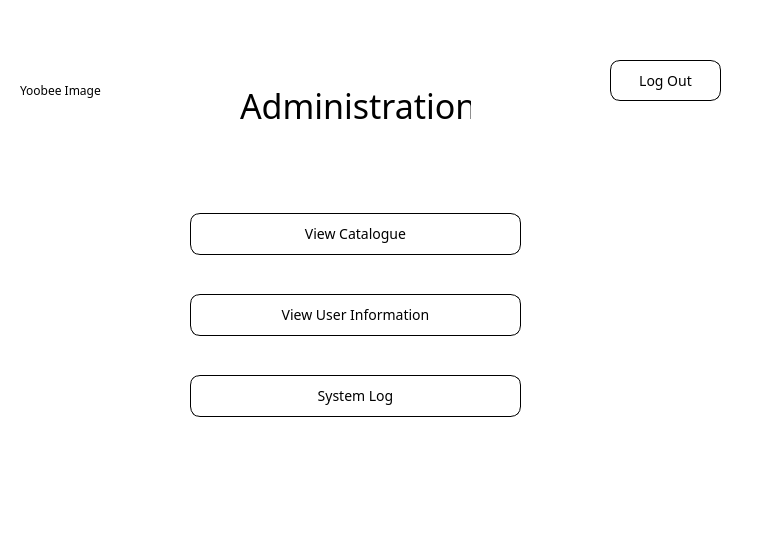
Old version of the form NewWindowChur/adminhome.ui in the repository jandrealyn/LibraryQtSystem.
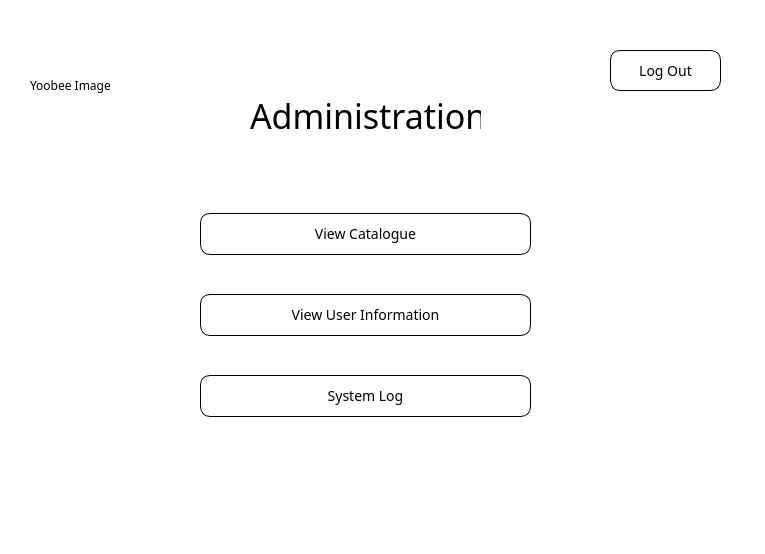
New version of the form.

Diff of the .ui file:
```diff
--- a/NewWindowChur/adminhome.ui
+++ b/NewWindowChur/adminhome.ui
@@ -54,7 +54,7 @@
    <widget class="QWidget" name="verticalLayoutWidget">
     <property name="geometry">
      <rect>
-      <x>190</x>
+      <x>200</x>
       <y>180</y>
       <width>331</width>
       <height>271</height>
@@ -132,8 +132,8 @@
    <widget class="QLabel" name="label">
     <property name="geometry">
      <rect>
-      <x>240</x>
-      <y>70</y>
+      <x>250</x>
+      <y>80</y>
       <width>231</width>
       <height>71</height>
      </rect>
@@ -153,7 +153,7 @@
     <property name="geometry">
      <rect>
       <x>610</x>
-      <y>60</y>
+      <y>50</y>
       <width>111</width>
       <height>41</height>
      </rect>
@@ -180,10 +180,10 @@
    <widget class="QLabel" name="img">
     <property name="geometry">
      <rect>
-      <x>20</x>
+      <x>30</x>
       <y>20</y>
       <width>181</width>
-      <height>141</height>
+      <height>131</height>
      </rect>
     </property>
     <property name="text">
```
